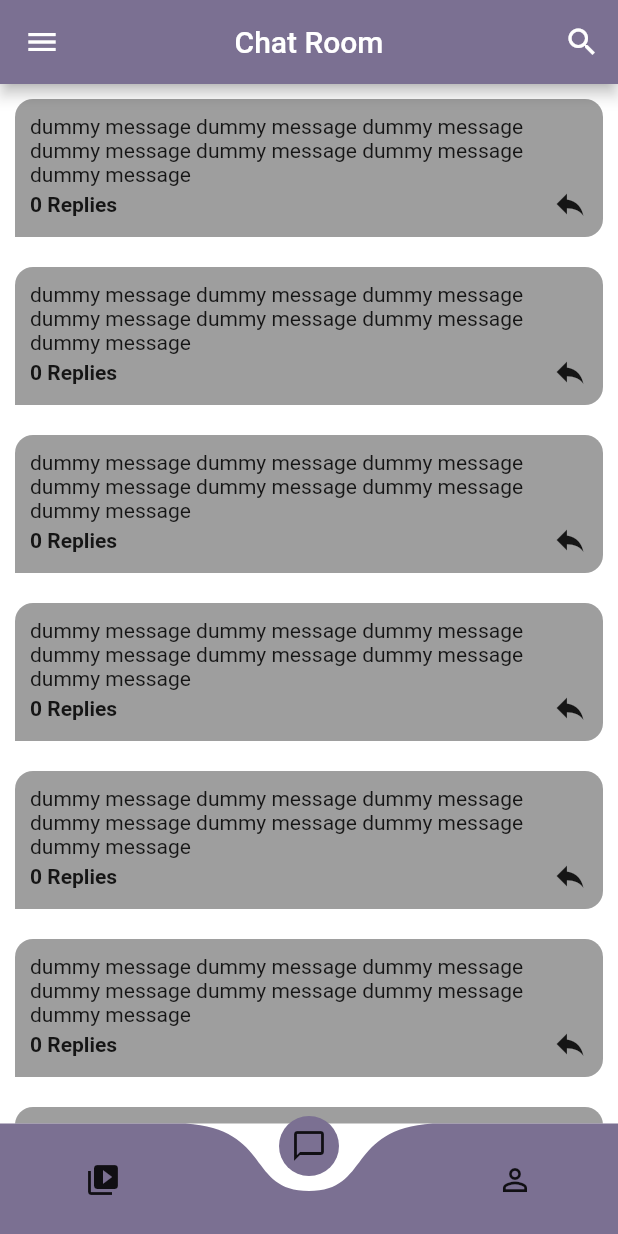
After one commit to manav1999/curiio-1, a Flutter app: the Dashboard screen opened directly, item 2 of the bottom bar chosen, on a phone screen of 412 x 824 dp. The commit adds this screen. Run offline on Flutter 3.47's test engine with Material 2 defaults, Android fonts, the phone set to English and light mode, and no system bars; drawn by our look-alikes of curved_navigation_bar; our stand-ins replace cloud_firestore, firebase_auth, flutter_signin_button, google_sign_in, webview_flutter; accounts and stored records are empty.

Commit message:
phase grid view and chat ui

```diff
--- a/lib/auth.dart
+++ b/lib/auth.dart
@@ -46,13 +46,16 @@ class AuthService {
       return null;
     }
   }
+
   Future<void> signOut() async {
     return _auth.signOut();
   }
+
   Future<FirebaseUser> getCurrentUser() async {
     FirebaseUser user = await _auth.currentUser();
     return user;
   }
+
   Future<String> signIn(String email, String password) async {
     AuthResult result = await _auth.signInWithEmailAndPassword(
         email: email, password: password);
@@ -60,7 +63,6 @@ class AuthService {
     return user.uid;
   }
 
-
   void signOutGoogle() async {
     await googleSignIn.signOut();
     print("user sign out");
--- /dev/null
+++ b/lib/home/chat_bubble.dart
@@ -0,0 +1,37 @@
+import 'package:flutter/material.dart';
+
+class ChatBubble extends StatelessWidget {
+  @override
+  Widget build(BuildContext context) {
+    return Container(
+      decoration: BoxDecoration(
+        color: Colors.grey,
+        borderRadius: BorderRadius.only(
+          topLeft: Radius.circular(12),
+          topRight: Radius.circular(12),
+          bottomLeft: Radius.circular(0),
+          bottomRight: Radius.circular(12),
+        ),
+      ),
+      width: MediaQuery.of(context).size.width * 0.5,
+      padding: const EdgeInsets.all(10),
+      margin: const EdgeInsets.all(10),
+      child: Column(
+        children: [
+          Text(
+              'dummy message dummy message dummy message dummy message dummy message dummy message dummy message '),
+          Row(
+            mainAxisAlignment: MainAxisAlignment.spaceBetween,
+            children: [
+              Text(
+                '0 Replies',
+                style: TextStyle(fontWeight: FontWeight.bold),
+              ),
+              Icon(Icons.reply),
+            ],
+          )
+        ],
+      ),
+    );
+  }
+}
--- /dev/null
+++ b/lib/home/chat_sceen.dart
@@ -0,0 +1,20 @@
+import 'package:flutter/material.dart';
+
+import 'package:login_curiio/home/chat_bubble.dart';
+
+class ChatScreen extends StatefulWidget {
+  @override
+  _ChatScreenState createState() => _ChatScreenState();
+}
+
+class _ChatScreenState extends State<ChatScreen> {
+  @override
+  Widget build(BuildContext context) {
+    return SafeArea(
+      child: ListView.builder(
+        itemCount: 8,
+        itemBuilder: (ctx, item) => ChatBubble(),
+      ),
+    );
+  }
+}
--- a/lib/home/dashboard.dart
+++ b/lib/home/dashboard.dart
@@ -2,7 +2,8 @@ import 'package:flutter/material.dart';
 import 'package:curved_navigation_bar/curved_navigation_bar.dart';
 
 import 'video_lectures_screen.dart';
-import 'faq_screen.dart';
+import 'package:login_curiio/home/chat_sceen.dart';
+import 'package:login_curiio/home/phases_list_screen.dart';
 import 'profile_screen.dart';
 
 class Dashboard extends StatefulWidget {
@@ -20,12 +21,12 @@ class _DashboardState extends State<Dashboard>
   int _selectedPageIndex = 0;
 
   final List<Widget> _pages = [
-    VideoLecturesScreen(),
-    FAQScreen(),
+    PhasesListScreen(),
+    ChatScreen(),
     ProfileScreen(),
   ];
 
-  final List<String> appBarTitles = ['Video Lectures', 'FAQ\'s', 'Profile'];
+  final List<String> appBarTitles = ['Phases', 'Chat Room', 'Profile'];
 
   @override
   void initState() {
@@ -83,7 +84,7 @@ class _DashboardState extends State<Dashboard>
             bottomNavigationBar: CurvedNavigationBar(
               items: <Widget>[
                 Icon(Icons.video_library),
-                Icon(Icons.help_outline),
+                Icon(Icons.chat_bubble_outline),
                 Icon(Icons.perm_identity),
               ],
               color: Theme.of(context).primaryColor,
--- a/lib/main.dart
+++ b/lib/main.dart
@@ -1,8 +1,10 @@
 import 'package:flutter/material.dart';
+import 'package:login_curiio/home/video_lectures_screen.dart';
 import 'home/first_screen.dart';
 import './login_signup/login_screen.dart';
 import './login_signup/sign_up_screen.dart';
 import './home/menu_dashboard_layout.dart';
+import 'home/menu_dashboard_layout.dart';
 //import 'package:firebase_auth/firebase_auth.dart';
 
 void main() {
@@ -24,6 +26,7 @@ class MyApp extends StatelessWidget {
         '/': (ctx) => FirstScreen(),
         LoginScreen.routeName: (ctx) => LoginScreen(),
         SignUpScreen.routeName: (ctx) => SignUpScreen(),
+        VideoLecturesScreen.routeName: (ctx) => VideoLecturesScreen(),
       },
     );
   }
--- a/pubspec.yaml
+++ b/pubspec.yaml
@@ -24,12 +24,14 @@ dependencies:
   flutter:
     sdk: flutter
   flutter_signin_button: ^1.0.0
-  firebase_auth: ^0.16.1
+  firebase_auth: ^0.16.0+1
   google_sign_in: ^4.5.1
   url_launcher: ^5.4.11
   curved_navigation_bar: ^0.3.3
   vertical_card_pager: ^1.3.0
   webview_flutter: ^0.3.22+1
+  cloud_firestore: ^0.13.7
+
 
 
 
```
Also changed, not shown: lib/home/faq_details.dart (deleted, +0 -60 lines), lib/home/faq_screen.dart (deleted, +0 -104 lines), lib/home/phases_list_screen.dart (added, +69 -0 lines), lib/home/video_lectures_screen.dart (+9 -2 lines), pubspec.lock, 1 other file.
